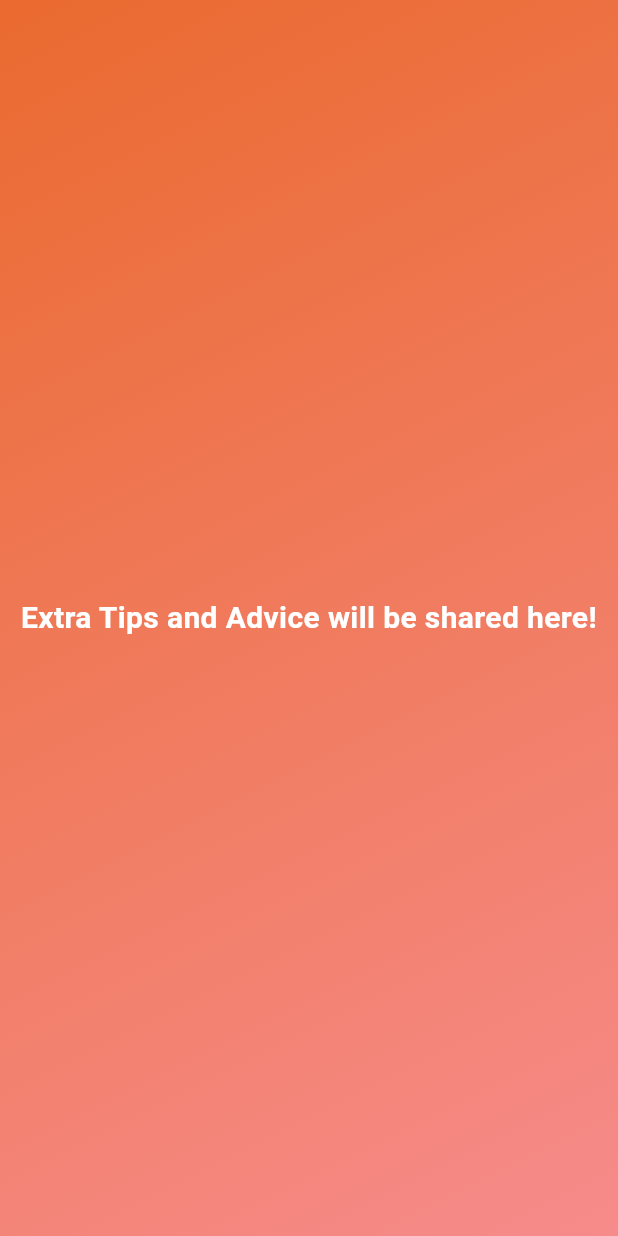
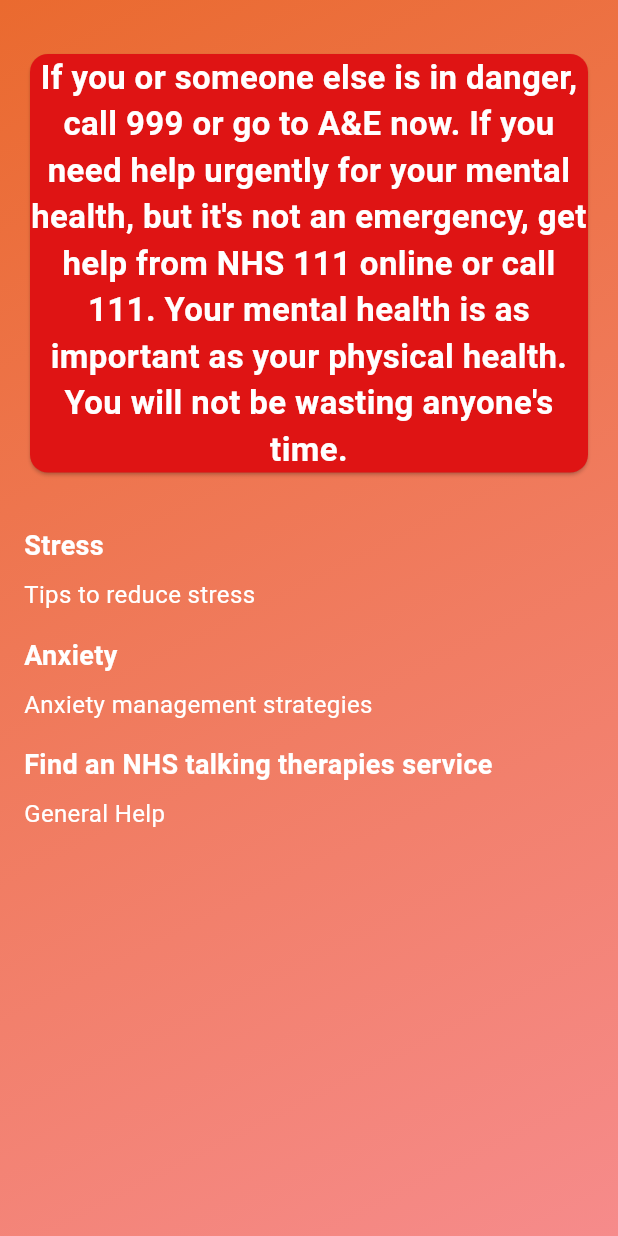
Before and after one commit to Saya32/wellbeing_junction, a Flutter app: the AdviceScreen screen opened by its route, on a phone screen of 412 x 824 dp. Run offline on Flutter 3.47's test engine with Material 3 defaults, Android fonts, the phone set to English and light mode, and no system bars; our stand-ins replace cloud_firestore, firebase_auth, firebase_core, get, google_sign_in, smooth_page_indicator; accounts and stored records are empty; project files that could hold a hidden picture were left out.

Commit message:
Final versiondraft

```diff
--- a/lib/controllers/questionnaire/questionnaire_controller.dart
+++ b/lib/controllers/questionnaire/questionnaire_controller.dart
@@ -9,7 +9,7 @@ import '../../auth/auth_service.dart';
 import '../../screens/self_assessment_quiz.dart';
 
 class QuizPaperController extends GetxController {
-  final allPapers = <GeneralQuestionModel>[].obs;
+  late final allPapers = <GeneralQuestionModel>[].obs;
 
   @override
   void onReady() {
--- a/lib/elements/answer_tile.dart
+++ b/lib/elements/answer_tile.dart
@@ -1,6 +1,5 @@
 import 'package:flutter/material.dart';
 
-enum AnswerStatus { answered, notanswered } //might not need this
 
 class AnswerTile extends StatelessWidget {
   final String answer;
--- a/lib/screens/advice.dart
+++ b/lib/screens/advice.dart
@@ -1,4 +1,7 @@
+//https://pub.dev/packages/url_launcher
+
 import 'package:flutter/material.dart';
+import 'package:url_launcher/url_launcher.dart';
 import 'package:wellbeing_junction/elements/background.dart';
 
 class AdviceScreen extends StatefulWidget {
@@ -10,21 +13,114 @@ class AdviceScreen extends StatefulWidget {
 }
 
 class _AdviceScreenState extends State<AdviceScreen> {
+  Future<void> _launchURL(String url) async {
+    final Uri uri = Uri.parse(url);
+    if (!await launchUrl(
+      uri,
+      mode: LaunchMode.externalApplication,
+    )) {
+      throw "Cannot launch the Url";
+    }
+  }
+
   @override
   Widget build(BuildContext context) {
-    return const Scaffold(
+    return Scaffold(
       body: Stack(
         children: [
           Background(),
-          Center(
+          SingleChildScrollView(
+            padding: const EdgeInsets.all(16.0),
+            child: Column(
+              crossAxisAlignment: CrossAxisAlignment.start,
+              children: [
+                const Padding(
+                  padding: EdgeInsets.symmetric(vertical: 16.0),
+                  child: Card(
+                    color: Color.fromARGB(255, 223, 20, 20),
                     child: Text(
-              "Extra Tips and Advice will be shared here!",
+                      'If you or someone else is in danger, call 999 or go to A&E now. If you need help urgently for your mental health, but it\'s not an emergency, get help from NHS 111 online or call 111. Your mental health is as important as your physical health. You will not be wasting anyone\'s time.',
                       textAlign: TextAlign.center,
                       style: TextStyle(
-                fontSize: 20,
+                        fontSize: 22,
                         fontWeight: FontWeight.bold,
                         color: Colors.white,
                       ),
+                    ),
+                  ),
+                ),
+                const SizedBox(height: 16.0),
+                InkWell(
+                  onTap: () => _launchURL(
+                      'https://www.mentalhealth.org.uk/explore-mental-health/publications/how-manage-and-reduce-stress'),
+                  child: const Text(
+                    'Stress',
+                    style: TextStyle(
+                      fontSize: 18,
+                      fontWeight: FontWeight.bold,
+                      color: Colors.white,
+                    ),
+                  ),
+                ),
+                const SizedBox(height: 8.0),
+                InkWell(
+                  onTap: () => _launchURL(
+                      'https://www.nhs.uk/mental-health/self-help/guides-tools-and-activities/tips-to-reduce-stress/'),
+                  child: const Text(
+                    'Tips to reduce stress',
+                    style: TextStyle(
+                      fontSize: 16,
+                      color: Colors.white,
+                    ),
+                  ),
+                ),
+                const SizedBox(height: 16.0),
+                InkWell(
+                  onTap: () => _launchURL(
+                      'https://www.nhsinform.scot/illnesses-and-conditions/mental-health/mental-health-self-help-guides/anxiety-self-help-guide/'),
+                  child: const Text(
+                    'Anxiety',
+                    style: TextStyle(
+                      fontSize: 18,
+                      fontWeight: FontWeight.bold,
+                      color: Colors.white,
+                    ),
+                  ),
+                ),
+                const SizedBox(height: 8.0),
+                InkWell(
+                  onTap: () => _launchURL(
+                      'https://www.beyondblue.org.au/mental-health/anxiety/treatments-for-anxiety/anxiety-management-strategies'),
+                  child: const Text(
+                    'Anxiety management strategies',
+                    style: TextStyle(
+                      fontSize: 16,
+                      color: Colors.white,
+                    ),
+                  ),
+                ),
+                const SizedBox(height: 16.0),
+                InkWell(
+                  onTap: () => _launchURL(
+                      'https://www.nhs.uk/service-search/mental-health/find-an-NHS-talking-therapies-service/'),
+                  child: const Text(
+                    'Find an NHS talking therapies service',
+                    style: TextStyle(
+                      fontSize: 18,
+                      fontWeight: FontWeight.bold,
+                      color: Colors.white,
+                    ),
+                  ),
+                ),
+                const SizedBox(height: 8.0),
+                const Text(
+                  'General Help',
+                  style: TextStyle(
+                    fontSize: 16,
+                    color: Colors.white,
+                  ),
+                ),
+              ],
             ),
           ),
         ],
--- a/pubspec.yaml
+++ b/pubspec.yaml
@@ -42,7 +42,7 @@ dependencies:
   google_sign_in: ^6.1.6
   liquid_pull_to_refresh: ^3.0.1
   smooth_page_indicator: ^1.1.0
-  url_launcher: ^6.0.0
+  url_launcher: 6.2.4
   shimmer: ^3.0.0 # shimmer might not be needed
   easy_separator: ^1.0.1 #might not needed
   intl: ^0.19.0 # for date format
@@ -58,6 +58,8 @@ dev_dependencies:
   # package. See that file for information about deactivating specific lint
   # rules and activating additional ones.
   flutter_lints: ^2.0.0
+  test: ^1.24.3
+  mockito: ^5.4.4
 
 
 # For information on the generic Dart part of this file, see the
```
Also changed, not shown: lib/firebase_questionnaire_collection/collections.dart (+0 -12 lines), lib/screens/insight.dart (+4 -5 lines), pubspec.lock, 1 other file. Lines whose indentation alone changed are shown as unchanged.
